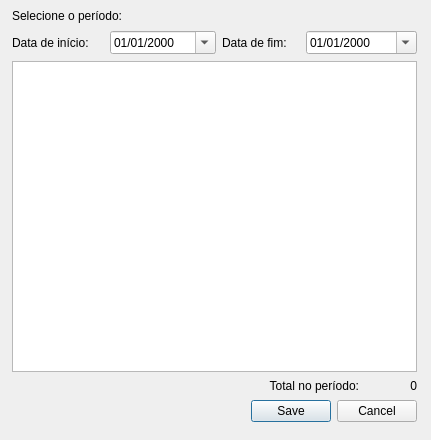
Before: the Qt Designer form src/report.ui in enriquefynn/VertSys, drawn with Qt 5.
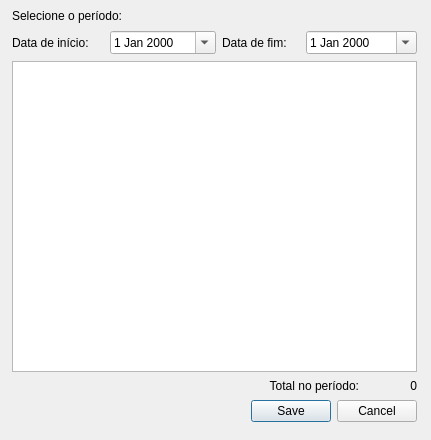
After: the same form once the commit is applied.

Diff of the .ui file:
```diff
--- a/src/report.ui
+++ b/src/report.ui
@@ -13,9 +13,6 @@
   <property name="windowTitle">
    <string>Dialog</string>
   </property>
-  <property name="locale">
-   <locale language="Portuguese" country="Brazil"/>
-  </property>
   <widget class="QWidget" name="horizontalLayoutWidget_3">
    <property name="geometry">
     <rect>
@@ -110,9 +107,6 @@
    <layout class="QHBoxLayout" name="horizontalLayout_9">
     <item>
      <widget class="QDateEdit" name="EndDateEdit">
-      <property name="displayFormat">
-       <string>dd/MM/yyyy</string>
-      </property>
       <property name="calendarPopup">
        <bool>true</bool>
       </property>
@@ -195,9 +189,6 @@
    <layout class="QHBoxLayout" name="horizontalLayout_14">
     <item>
      <widget class="QDateEdit" name="StartDateEdit">
-      <property name="displayFormat">
-       <string>dd/MM/yyyy</string>
-      </property>
       <property name="calendarPopup">
        <bool>true</bool>
       </property>
```
